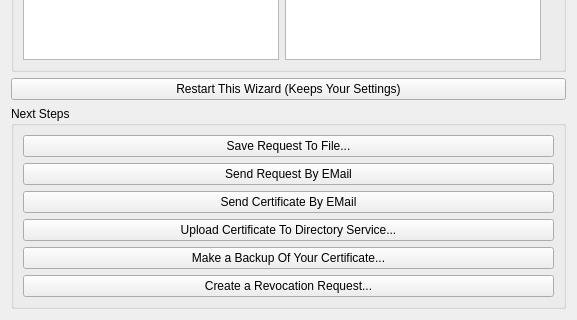
Qt form newcertificatewizard/resultpage.ui (sensama/kleopatra) before a commit; both pictures show x 0 to 577 and y 172 to 492 of the 577 by 492 pixel window.
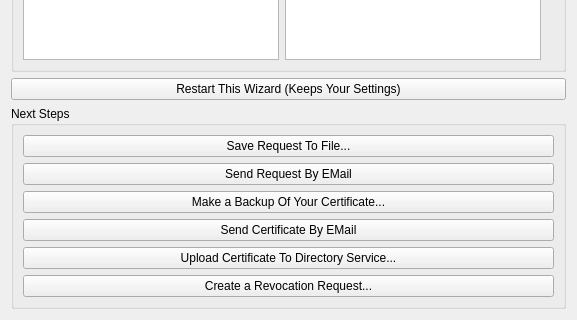
The same form after that commit. Custom widgets are drawn as their Qt base class.

Commit message: Move "Make Backup..." to the top of the Next Steps for OpenPGP

Patch:
```diff
--- a/newcertificatewizard/resultpage.ui
+++ b/newcertificatewizard/resultpage.ui
@@ -60,6 +60,13 @@
         </property>
        </widget>
       </item>
+      <item>
+       <widget class="QPushButton" name="makeBackupPB" >
+        <property name="text" >
+         <string>Make a Backup Of Your Certificate...</string>
+        </property>
+       </widget>
+      </item>
       <item>
        <widget class="QPushButton" name="sendCertificateByEMailPB" >
         <property name="text" >
@@ -74,13 +81,6 @@
         </property>
        </widget>
       </item>
-      <item>
-       <widget class="QPushButton" name="makeBackupPB" >
-        <property name="text" >
-         <string>Make a Backup Of Your Certificate...</string>
-        </property>
-       </widget>
-      </item>
       <item>
        <widget class="QPushButton" name="createRevocationRequestPB" >
         <property name="text" >
```
